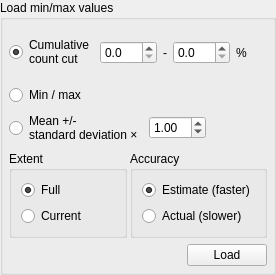
The window that src/ui/qgsrasterminmaxwidgetbase.ui (qgis/QGIS) describes before a commit, drawn with Qt 5.
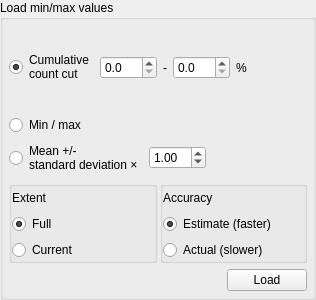
The same window after the commit.

```diff
--- a/src/ui/qgsrasterminmaxwidgetbase.ui
+++ b/src/ui/qgsrasterminmaxwidgetbase.ui
@@ -6,8 +6,8 @@
    <rect>
     <x>0</x>
     <y>0</y>
-    <width>276</width>
-    <height>275</height>
+    <width>316</width>
+    <height>300</height>
    </rect>
   </property>
   <property name="windowTitle">
@@ -163,10 +163,26 @@
         </property>
         <item>
          <widget class="QGroupBox" name="mExtentGroupBox">
-          <property name="title">
-           <string>Extent</string>
-          </property>
           <layout class="QVBoxLayout" name="verticalLayout_2">
+           <property name="leftMargin">
+            <number>0</number>
+           </property>
+           <property name="topMargin">
+            <number>0</number>
+           </property>
+           <property name="rightMargin">
+            <number>0</number>
+           </property>
+           <property name="bottomMargin">
+            <number>0</number>
+           </property>
+           <item>
+            <widget class="QLabel" name="label_3">
+             <property name="text">
+              <string>Extent</string>
+             </property>
+            </widget>
+           </item>
            <item>
             <widget class="QRadioButton" name="mFullExtentRadioButton">
              <property name="text">
@@ -189,10 +205,26 @@
         </item>
         <item>
          <widget class="QGroupBox" name="mAccuracyGroupBox">
-          <property name="title">
-           <string>Accuracy</string>
-          </property>
           <layout class="QVBoxLayout" name="verticalLayout">
+           <property name="leftMargin">
+            <number>0</number>
+           </property>
+           <property name="topMargin">
+            <number>0</number>
+           </property>
+           <property name="rightMargin">
+            <number>0</number>
+           </property>
+           <property name="bottomMargin">
+            <number>0</number>
+           </property>
+           <item>
+            <widget class="QLabel" name="label_5">
+             <property name="text">
+              <string>Accuracy</string>
+             </property>
+            </widget>
+           </item>
            <item>
             <widget class="QRadioButton" name="mEstimateRadioButton">
              <property name="text">
```
Left out of the diff: 22 changed lines with no effect on the pictures.
